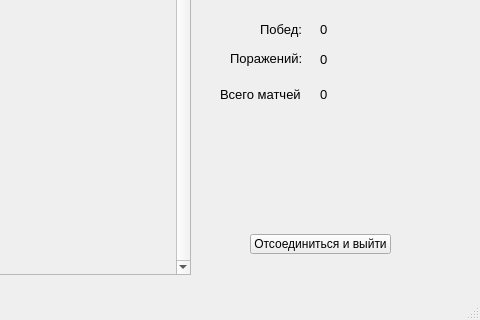
Harambl/SeaBattle, file SeaRaider/mainwindow.ui: the form before one commit; both pictures show x 170 to 650 and y 96 to 416 of the 650 by 416 pixel window.
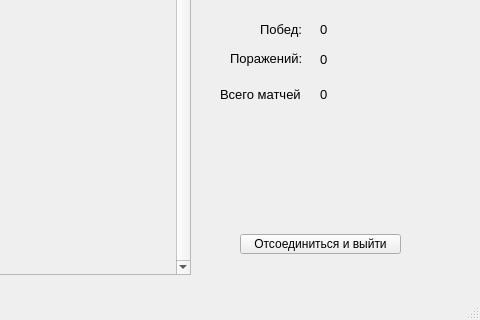
The form after the commit.

The edit to the form file:
```diff
--- a/SeaRaider/mainwindow.ui
+++ b/SeaRaider/mainwindow.ui
@@ -284,9 +284,9 @@
      <widget class="QPushButton" name="Quit_button">
       <property name="geometry">
        <rect>
-        <x>420</x>
+        <x>410</x>
         <y>330</y>
-        <width>141</width>
+        <width>161</width>
         <height>20</height>
        </rect>
       </property>
```
Left out of the diff: 2 changed lines with no effect on the pictures.
